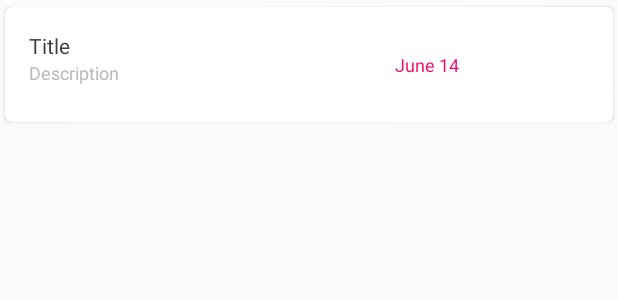
After one commit to ValeryRrR/CalendarWithEvent, an Android app: the layout viewholder_event.xml on its own in the app's theme, with its tools: preview values and no code run, on a phone screen of 412 x 824 dp. The commit adds this screen. Shown: the top 300 px of the screen. Run offline under Robolectric (Android 15) with nearby library versions, the phone set to English and light mode, and no system bars.

Commit message:
Added RecyclerView for list of events

```diff
--- a/app/src/main/res/layout/activity_new_event.xml
+++ b/app/src/main/res/layout/activity_new_event.xml
@@ -40,7 +40,7 @@
         android:layout_margin="18dp"
         android:hint="@string/header"
         android:paddingTop="72dp"
-        android:textColor="#fff"
+        android:textColor="@color/colorEditText"
         android:textSize="20sp">
 
         <requestFocus>
@@ -55,7 +55,7 @@
         android:layout_height="wrap_content"
         android:layout_margin="18dp"
         android:hint="@string/main_text"
-        android:textColor="#fff"
+        android:textColor="@color/colorEditText"
         android:textSize="14sp">
 
     </EditText>
@@ -66,7 +66,7 @@
         android:layout_height="wrap_content"
         android:layout_margin="18dp"
         android:hint="@string/date"
-        android:textColor="#fff"
+        android:textColor="@color/colorEditText"
         android:textSize="14sp">
 
     </EditText>
--- /dev/null
+++ b/app/src/main/res/layout/viewholder_event.xml
@@ -0,0 +1,57 @@
+<?xml version="1.0" encoding="utf-8"?>
+<android.support.v7.widget.CardView xmlns:android="http://schemas.android.com/apk/res/android"
+    xmlns:card_view="http://schemas.android.com/apk/res-auto"
+    xmlns:tools="http://schemas.android.com/tools"
+    android:id="@+id/viewholder_card_view"
+    android:layout_width="match_parent"
+    android:layout_height="wrap_content"
+    card_view:cardCornerRadius="4dp"
+    card_view:cardElevation="1dp"
+    card_view:cardUseCompatPadding="true">
+
+    <LinearLayout
+        android:layout_width="match_parent"
+        android:layout_height="match_parent"
+        android:orientation="horizontal">
+
+        <LinearLayout
+            android:layout_height="wrap_content"
+            android:layout_weight="2"
+            android:padding="16dp"
+            android:orientation="vertical"
+            android:layout_width="0dp">
+
+            <TextView
+                android:id="@+id/viewholder_title"
+                android:layout_width="match_parent"
+                android:layout_height="wrap_content"
+                android:textSize="14sp"
+                tools:text="Title"
+                android:textColor="@color/colorHolderTitle"
+                 />
+
+            <TextView
+                android:id="@+id/viewholder_description"
+                android:layout_width="match_parent"
+                android:layout_height="wrap_content"
+                android:textSize="12sp"
+                tools:text="Description"
+                android:textColor="@color/colorHolderDescription"
+                />
+
+        </LinearLayout>
+
+        <TextView
+            android:id="@+id/viewholder_date"
+            android:layout_width="0dp"
+            android:layout_weight="1"
+            android:layout_height="wrap_content"
+            android:layout_margin="30dp"
+            android:textSize="12sp"
+            tools:text="June 14"
+            android:textColor="@color/colorHolderDate"
+            />
+
+    </LinearLayout>
+
+</android.support.v7.widget.CardView>
--- a/app/src/main/res/values/colors.xml
+++ b/app/src/main/res/values/colors.xml
@@ -7,5 +7,8 @@
     <color name="colorCurentDay">#FFCD00</color>
     <color name="colorSelectDay">#F00A6B</color>
     <color name="colorDaysWithEvent">#F00A6B</color>
-    <color name="textColor">#FFF</color>
+    <color name="colorEditText">#FFF</color>
+    <color name="colorHolderTitle">#3E3E3E</color>
+    <color name="colorHolderDescription">#BABABA</color>
+    <color name="colorHolderDate">#F00A6B</color>
 </resources>
--- /dev/null
+++ b/app/src/main/res/values/dimens.xml
@@ -0,0 +1,5 @@
+<?xml version="1.0" encoding="utf-8"?>
+<resources xmlns:tools="http://schemas.android.com/tools">
+    <dimen name="design_fab_image_size" tools:override="true">18dp</dimen>
+    <dimen name="activity_vertical_margin">16dp</dimen>
+</resources>
--- a/app/src/main/res/values/styles.xml
+++ b/app/src/main/res/values/styles.xml
@@ -13,7 +13,7 @@
         <item name="colorControlActivated">#c5c5c5</item>
         <item name="colorControlHighlight">#c5c5c5</item>
         <item name="android:textColorHint">#FFFFFF</item>
-        <item name="android:textColor">@color/textColor</item>
+        <item name="android:textColor">@color/colorEditText</item>
     </style>
 
 </resources>
```
Also changed, not shown: app/src/main/java/com/example/myapplication/EventsRecyclerAdapter.java (added, +94 -0 lines), app/src/main/java/com/example/myapplication/MainActivity.java (+37 -13 lines), app/src/main/res/drawable/ic_plus.xml (added, +4 -0 lines), app/src/main/res/layout/activity_main.xml (+33 -17 lines).
